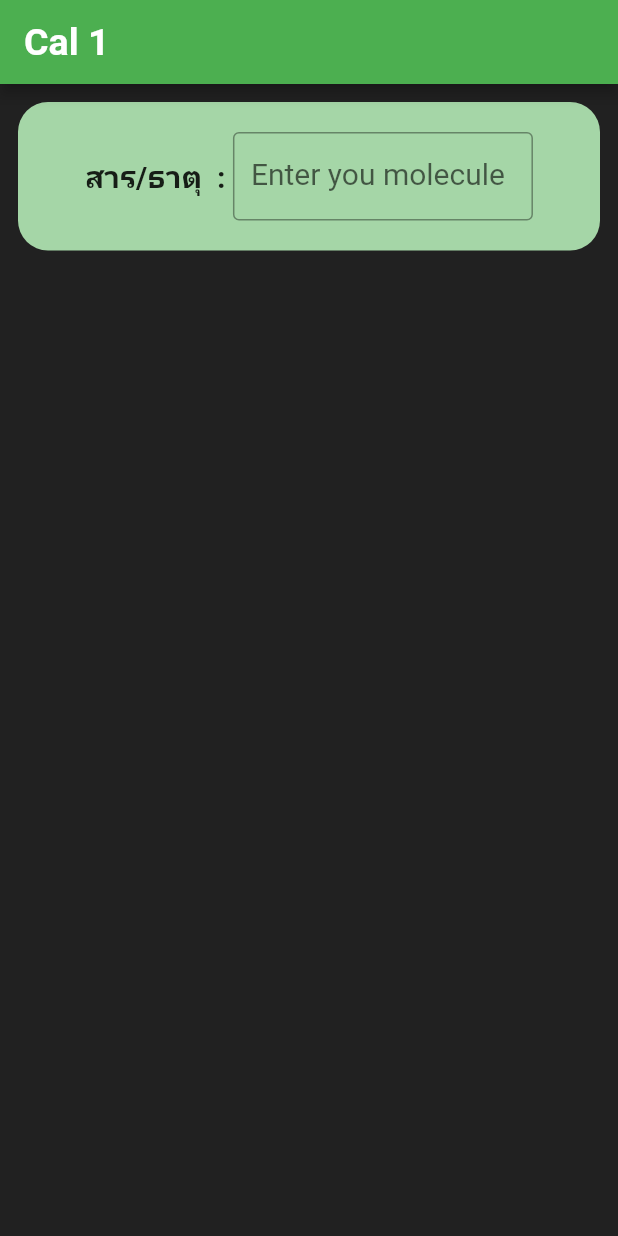
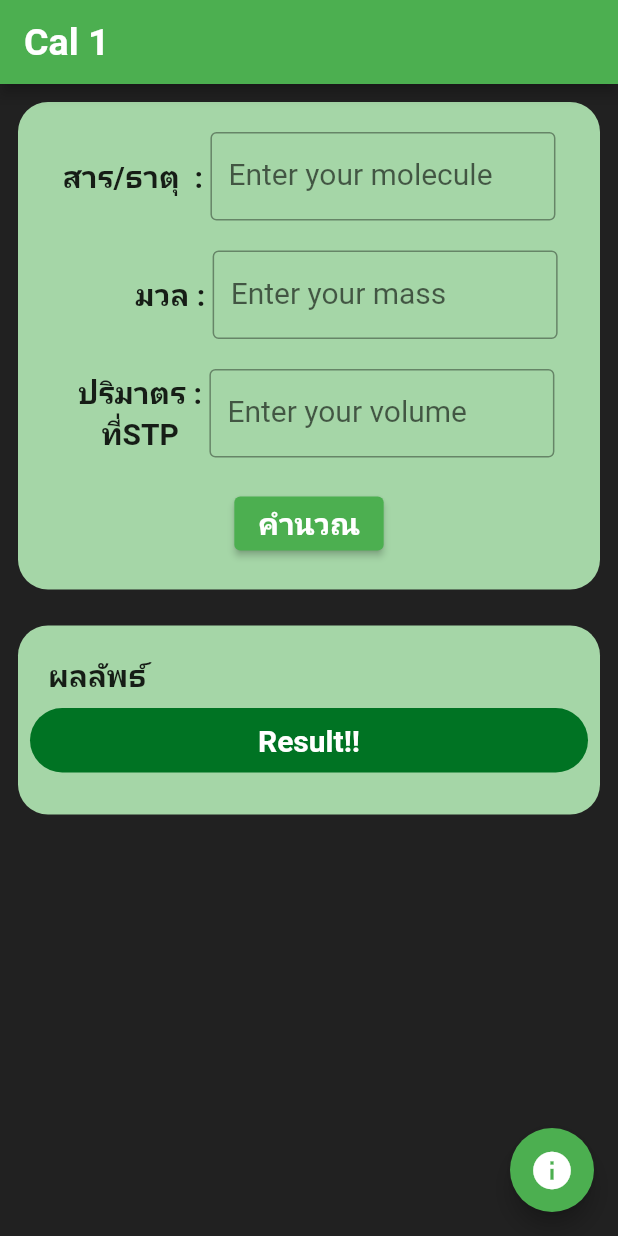
Before and after one commit to 789852tonnam/myM6Project, a Flutter app: the screen it shows after launch, after a tap on "Cal 1", on a phone screen of 412 x 824 dp. Run offline on Flutter 3.47's test engine with Material 2 defaults, Android fonts, the phone set to English and light mode, and no system bars.

Commit message:
cal1 complete.dart

```diff
--- a/lib/cal1.dart
+++ b/lib/cal1.dart
@@ -13,7 +13,6 @@ class Cal1 extends StatelessWidget {
         ),
         body: ListView(
           children: [
-
             //กรอบแรก
             Padding(
               padding: const EdgeInsets.all(12),
@@ -25,16 +24,17 @@ class Cal1 extends StatelessWidget {
                 child: Column(
                   children: [
                     SizedBox(height: 20,),
+                    //element
                     Row(
                       mainAxisAlignment: MainAxisAlignment.center,
                       children: [
                         Text("สาร/ธาตุ  : ", style: TextStyle(fontSize: 20, fontWeight: FontWeight.w700),),
-                        Container(width: 200,
+                        Container(width: 230,
                           child: Expanded(
                             child: TextFormField(
                               decoration: InputDecoration(
                                 border: OutlineInputBorder(),
-                                labelText: 'Enter you molecule',
+                                labelText: 'Enter your molecule',
                                 labelStyle: TextStyle(fontSize: 20),
                               ),
                             ),
@@ -43,14 +43,139 @@ class Cal1 extends StatelessWidget {
                       ],
                     ),
                     SizedBox(height: 20,),
+
+                    //mass
+                    Row(
+                      mainAxisAlignment: MainAxisAlignment.center,
+                      children: [
+                        SizedBox(width: 50,),
+                        Text("มวล : ", style: TextStyle(fontSize: 20, fontWeight: FontWeight.w700),),
+                        Container(width: 230,
+                          child: Expanded(
+                            child: TextFormField(
+                              decoration: InputDecoration(
+                                border: OutlineInputBorder(),
+                                labelText: 'Enter your mass',
+                                labelStyle: TextStyle(fontSize: 20),
+                              ),
+                            ),
+                          ),
+                        ),
+                      ],
+                    ),
+                    SizedBox(height: 20,),
+
+                    //Volume
+                    Row(
+                      mainAxisAlignment: MainAxisAlignment.center,
+                      children: [
+                        SizedBox(width: 10,),
+                        Column(
+                          children: [
+                            Text("ปริมาตร : ", style: TextStyle(fontSize: 20, fontWeight: FontWeight.w700),),
+                            Text("ที่STP ", style: TextStyle(fontSize: 20, fontWeight: FontWeight.w700),),
+                          ],
+                        ),
+                        Container(width: 230,
+                          child: Expanded(
+                            child: TextFormField(
+                              decoration: InputDecoration(
+                                border: OutlineInputBorder(),
+                                labelText: 'Enter your volume',
+                                labelStyle: TextStyle(fontSize: 20),
+                              ),
+                            ),
+                          ),
+                        ),
+                      ],
+                    ),
+                    SizedBox(height: 20,),
+
+                    //Calculate button
+                    ElevatedButton(
+                      onPressed: (){
+
+                    },
+                      child: Text("คำนวณ", style: TextStyle(fontSize: 20, fontWeight: FontWeight.w700),)
+                    ),
+                    SizedBox(height: 20,),
+
                   ],
                 ),
               ),
             ),
+
+
+            //Show result
+            Padding(
+              padding: const EdgeInsets.all(12.0),
+              child: Container(
+                alignment: Alignment.topLeft,
+                decoration: BoxDecoration(
+                    color: Colors.green[200],
+                    borderRadius: BorderRadius.circular(20),
+                  ),
+                  child: Column(
+                    children: [
+                      SizedBox(height: 20,),
+                      Row(
+                        children: [
+                          SizedBox(width: 20,),
+                          Text("ผลลัพธ์", style: TextStyle(fontSize: 20, fontWeight: FontWeight.w700),),
+                        ],
+                      ),
+                      Padding(
+                        padding: const EdgeInsets.all(8.0),
+                        child: Container(
+                          width: double.infinity,
+                          alignment: Alignment.center,
+                          decoration: BoxDecoration(
+                            borderRadius: BorderRadius.circular(100),
+                            color: Color.fromARGB(255, 0, 115, 35)
+                          ),
+                          child: Column(
+                            children: [
+                              SizedBox(height: 10,),
+                              Text("Result!!", style: TextStyle(fontSize: 20, fontWeight: FontWeight.w700,color: Color.fromARGB(255, 255, 255, 255))),
+                              SizedBox(height: 10,),
+                            ],
+                          ),
+                        ),
+                      ),
+                      SizedBox(height: 20,)
+                    ],
+                  ),
+              ),
+            ),
+
           ],
+        ),
 
-          //กรอบสอง
+        //show Author
+        floatingActionButton: FloatingActionButton(
+          child: Icon(Icons.info, size: 30,),
+          onPressed: (){
+            showDialog(
+              context: context,
+              builder: (BuildContext context) => AlertDialog(
+                title: const Text('Made by'),
+                content: const Text('C. Chaiyasorn\nP. Ponumpai\nH. Sahapornchai'),
+                actions: <Widget>[
+                  TextButton(
+                    onPressed: () => Navigator.pop(context, 'Cancel'),
+                    child: const Text('Cancel'),
+                  ),
+                  TextButton(
+                    onPressed: () => Navigator.pop(context, 'OK'),
+                    child: const Text('OK'),
+                  ),
+                ],
+              ),
+            );
+          },
         ),
+
+
       ),
       theme: ThemeData(primarySwatch: Colors.green, scaffoldBackgroundColor: Colors.grey.shade900),
     );
```
